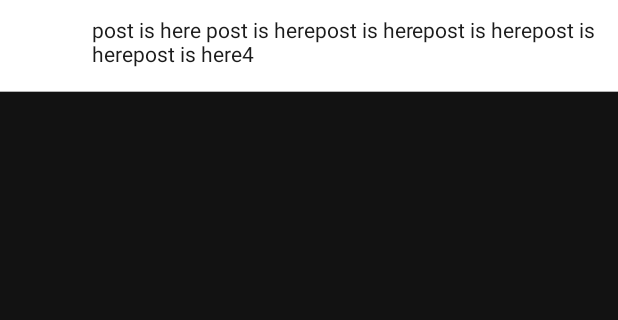
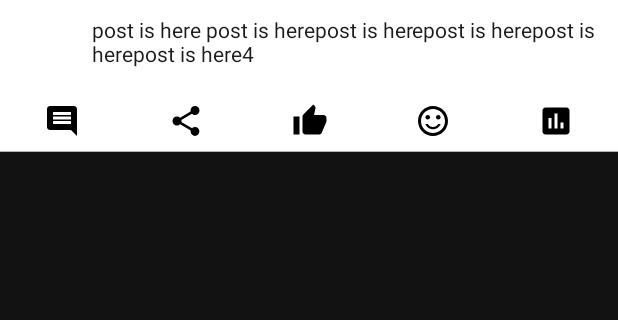
Before and after one commit to abdallahmagdy15/2HANDS_repo, an Android app: the layout fragment_post.xml on its own in the app's theme, with its tools: preview values and no code run, on a phone screen of 412 x 824 dp, the part 75-395 px from its top. Run offline under Robolectric (Android 15) with nearby library versions, the phone set to English and light mode, and no system bars.

Commit message:
reacts added to xml

```diff
--- /dev/null
+++ b/app/src/main/res/drawable/ic_comment_black_24dp.xml
@@ -0,0 +1,5 @@
+<vector android:height="24dp" android:tint="#131313"
+    android:viewportHeight="24.0" android:viewportWidth="24.0"
+    android:width="24dp" xmlns:android="http://schemas.android.com/apk/res/android">
+    <path android:fillColor="#FF000000" android:pathData="M21.99,4c0,-1.1 -0.89,-2 -1.99,-2L4,2c-1.1,0 -2,0.9 -2,2v12c0,1.1 0.9,2 2,2h14l4,4 -0.01,-18zM18,14L6,14v-2h12v2zM18,11L6,11L6,9h12v2zM18,8L6,8L6,6h12v2z"/>
+</vector>
--- /dev/null
+++ b/app/src/main/res/drawable/ic_poll_black_24dp.xml
@@ -0,0 +1,5 @@
+<vector android:height="24dp" android:tint="#131313"
+    android:viewportHeight="24.0" android:viewportWidth="24.0"
+    android:width="24dp" xmlns:android="http://schemas.android.com/apk/res/android">
+    <path android:fillColor="#FF000000" android:pathData="M19,3L5,3c-1.1,0 -2,0.9 -2,2v14c0,1.1 0.9,2 2,2h14c1.1,0 2,-0.9 2,-2L21,5c0,-1.1 -0.9,-2 -2,-2zM9,17L7,17v-7h2v7zM13,17h-2L11,7h2v10zM17,17h-2v-4h2v4z"/>
+</vector>
--- /dev/null
+++ b/app/src/main/res/drawable/ic_sentiment_satisfied_black_24dp.xml
@@ -0,0 +1,7 @@
+<vector android:height="24dp" android:tint="#131313"
+    android:viewportHeight="24.0" android:viewportWidth="24.0"
+    android:width="24dp" xmlns:android="http://schemas.android.com/apk/res/android">
+    <path android:fillColor="#FF000000" android:pathData="M15.5,9.5m-1.5,0a1.5,1.5 0,1 1,3 0a1.5,1.5 0,1 1,-3 0"/>
+    <path android:fillColor="#FF000000" android:pathData="M8.5,9.5m-1.5,0a1.5,1.5 0,1 1,3 0a1.5,1.5 0,1 1,-3 0"/>
+    <path android:fillColor="#FF000000" android:pathData="M11.99,2C6.47,2 2,6.48 2,12s4.47,10 9.99,10C17.52,22 22,17.52 22,12S17.52,2 11.99,2zM12,20c-4.42,0 -8,-3.58 -8,-8s3.58,-8 8,-8 8,3.58 8,8 -3.58,8 -8,8zM12,16c-1.48,0 -2.75,-0.81 -3.45,-2L6.88,14c0.8,2.05 2.79,3.5 5.12,3.5s4.32,-1.45 5.12,-3.5h-1.67c-0.7,1.19 -1.97,2 -3.45,2z"/>
+</vector>
--- /dev/null
+++ b/app/src/main/res/drawable/ic_share_black_24dp.xml
@@ -0,0 +1,5 @@
+<vector android:height="24dp" android:tint="#131313"
+    android:viewportHeight="24.0" android:viewportWidth="24.0"
+    android:width="24dp" xmlns:android="http://schemas.android.com/apk/res/android">
+    <path android:fillColor="#FF000000" android:pathData="M18,16.08c-0.76,0 -1.44,0.3 -1.96,0.77L8.91,12.7c0.05,-0.23 0.09,-0.46 0.09,-0.7s-0.04,-0.47 -0.09,-0.7l7.05,-4.11c0.54,0.5 1.25,0.81 2.04,0.81 1.66,0 3,-1.34 3,-3s-1.34,-3 -3,-3 -3,1.34 -3,3c0,0.24 0.04,0.47 0.09,0.7L8.04,9.81C7.5,9.31 6.79,9 6,9c-1.66,0 -3,1.34 -3,3s1.34,3 3,3c0.79,0 1.5,-0.31 2.04,-0.81l7.12,4.16c-0.05,0.21 -0.08,0.43 -0.08,0.65 0,1.61 1.31,2.92 2.92,2.92 1.61,0 2.92,-1.31 2.92,-2.92s-1.31,-2.92 -2.92,-2.92z"/>
+</vector>
--- /dev/null
+++ b/app/src/main/res/drawable/ic_thumb_up_black_24dp.xml
@@ -0,0 +1,5 @@
+<vector android:height="24dp" android:tint="#131313"
+    android:viewportHeight="24.0" android:viewportWidth="24.0"
+    android:width="24dp" xmlns:android="http://schemas.android.com/apk/res/android">
+    <path android:fillColor="#FF000000" android:pathData="M1,21h4L5,9L1,9v12zM23,10c0,-1.1 -0.9,-2 -2,-2h-6.31l0.95,-4.57 0.03,-0.32c0,-0.41 -0.17,-0.79 -0.44,-1.06L14.17,1 7.59,7.59C7.22,7.95 7,8.45 7,9v10c0,1.1 0.9,2 2,2h9c0.83,0 1.54,-0.5 1.84,-1.22l3.02,-7.05c0.09,-0.23 0.14,-0.47 0.14,-0.73v-1.91l-0.01,-0.01L23,10z"/>
+</vector>
--- a/app/src/main/res/layout/fragment_post.xml
+++ b/app/src/main/res/layout/fragment_post.xml
@@ -12,6 +12,7 @@
     <LinearLayout
         android:layout_width="match_parent"
         android:layout_height="wrap_content"
+        android:baselineAligned="false"
         android:orientation="horizontal"
         android:paddingTop="10dp"
         android:paddingBottom="15dp">
@@ -98,6 +99,67 @@
 
     </LinearLayout>
 
+    <LinearLayout
+        android:layout_width="match_parent"
+        android:layout_height="40dp"
+        android:orientation="horizontal">
+
+        <Button
+            android:id="@+id/commentBtn"
+            style="@style/Widget.AppCompat.Button.Borderless"
+            android:layout_width="wrap_content"
+            android:layout_height="wrap_content"
+            android:layout_weight="1"
+            android:backgroundTint="#008B8B8B"
+            app:icon="@drawable/ic_comment_black_24dp"
+            app:iconGravity="textStart"
+            app:iconPadding="0dp" />
+
+        <Button
+            android:id="@+id/shareBtn"
+            style="@style/Widget.AppCompat.Button.Borderless"
+            android:layout_width="wrap_content"
+            android:layout_height="wrap_content"
+            android:layout_weight="1"
+            android:backgroundTint="#00000000"
+            app:icon="@drawable/ic_share_black_24dp"
+            app:iconGravity="textStart"
+            app:iconPadding="0dp" />
+
+        <Button
+            android:id="@+id/likeBtn"
+            style="@style/Widget.AppCompat.Button.Borderless"
+            android:layout_width="wrap_content"
+            android:layout_height="wrap_content"
+            android:layout_weight="1"
+            android:backgroundTint="#00000000"
+            app:icon="@drawable/ic_thumb_up_black_24dp"
+            app:iconGravity="textStart"
+            app:iconPadding="0dp" />
+
+        <Button
+            android:id="@+id/helpBtn"
+            style="@style/Widget.AppCompat.Button.Borderless"
+            android:layout_width="wrap_content"
+            android:layout_height="wrap_content"
+            android:layout_weight="1"
+            android:backgroundTint="#00000000"
+            app:icon="@drawable/ic_sentiment_satisfied_black_24dp"
+            app:iconGravity="textStart"
+            app:iconPadding="0dp" />
+
+        <Button
+            android:id="@+id/ratingsBtn"
+            style="@style/Widget.AppCompat.Button.Borderless"
+            android:layout_width="wrap_content"
+            android:layout_height="wrap_content"
+            android:layout_weight="1"
+            android:backgroundTint="#00000000"
+            app:icon="@drawable/ic_poll_black_24dp"
+            app:iconGravity="textStart"
+            app:iconPadding="0dp" />
+    </LinearLayout>
+
     <View
         android:id="@+id/postSeparate"
         android:layout_width="match_parent"
```
